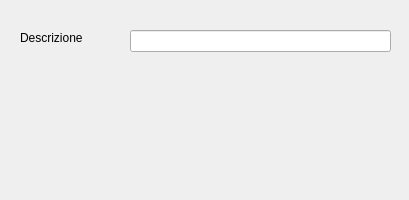
Before: the Qt Designer form src/com/axiastudio/suite/base/forms/ufficio.ui in tizianolattisi/suitegda, drawn with Qt 5.
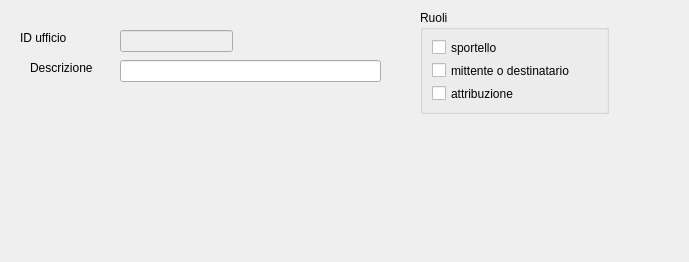
After: the same form once the commit is applied.

Commit message: Modello e implementazione in ui. Nota: in sviluppo con la feature pickerdialog-extrafilters nel framework.

Patch:
```diff
--- a/src/com/axiastudio/suite/base/forms/ufficio.ui
+++ b/src/com/axiastudio/suite/base/forms/ufficio.ui
@@ -6,8 +6,8 @@
    <rect>
     <x>0</x>
     <y>0</y>
-    <width>409</width>
-    <height>200</height>
+    <width>689</width>
+    <height>262</height>
    </rect>
   </property>
   <property name="windowTitle">
@@ -20,8 +20,8 @@
    <widget class="QLabel" name="label">
     <property name="geometry">
      <rect>
-      <x>20</x>
-      <y>30</y>
+      <x>30</x>
+      <y>60</y>
       <width>91</width>
       <height>16</height>
      </rect>
@@ -33,8 +33,8 @@
    <widget class="QLineEdit" name="lineEdit">
     <property name="geometry">
      <rect>
-      <x>130</x>
-      <y>30</y>
+      <x>120</x>
+      <y>60</y>
       <width>261</width>
       <height>22</height>
      </rect>
@@ -46,6 +46,80 @@
      <bool>true</bool>
     </property>
    </widget>
+   <widget class="QGroupBox" name="groupBox">
+    <property name="geometry">
+     <rect>
+      <x>420</x>
+      <y>10</y>
+      <width>189</width>
+      <height>104</height>
+     </rect>
+    </property>
+    <property name="title">
+     <string>Ruoli</string>
+    </property>
+    <layout class="QVBoxLayout" name="verticalLayout">
+     <item>
+      <widget class="QCheckBox" name="checkBox">
+       <property name="text">
+        <string>sportello</string>
+       </property>
+       <property name="column" stdset="0">
+        <string>sportello</string>
+       </property>
+      </widget>
+     </item>
+     <item>
+      <widget class="QCheckBox" name="checkBox_2">
+       <property name="text">
+        <string>mittente o destinatario</string>
+       </property>
+       <property name="column" stdset="0">
+        <string>mittenteodestinatario</string>
+       </property>
+      </widget>
+     </item>
+     <item>
+      <widget class="QCheckBox" name="checkBox_4">
+       <property name="text">
+        <string>attribuzione</string>
+       </property>
+       <property name="column" stdset="0">
+        <string>attribuzione</string>
+       </property>
+      </widget>
+     </item>
+    </layout>
+   </widget>
+   <widget class="QLabel" name="label_2">
+    <property name="geometry">
+     <rect>
+      <x>20</x>
+      <y>30</y>
+      <width>62</width>
+      <height>16</height>
+     </rect>
+    </property>
+    <property name="text">
+     <string>ID ufficio</string>
+    </property>
+   </widget>
+   <widget class="QLineEdit" name="lineEdit_2">
+    <property name="enabled">
+     <bool>false</bool>
+    </property>
+    <property name="geometry">
+     <rect>
+      <x>120</x>
+      <y>30</y>
+      <width>113</width>
+      <height>22</height>
+     </rect>
+    </property>
+    <property name="column" stdset="0">
+     <string>id</string>
+    </property>
+   </widget>
   </widget>
  </widget>
  <resources/>
```
The commit also changes 2 other files.
